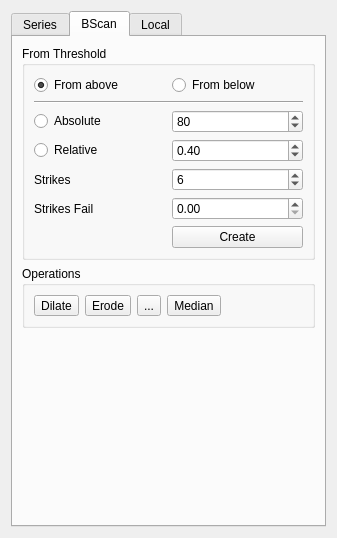
Before: the Qt Designer form ui/marker_segmentation.ui in neurodial/OCT-Marker, drawn with Qt 5.
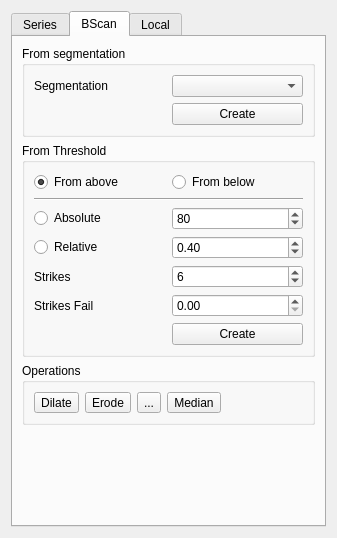
After: the same form once the commit is applied. The open tabs and pages were chosen to show the change. Icons and pictures are not drawn.

Commit message: Segmentierung: anfang für init von segline

The edit to the form file:
```diff
--- a/ui/marker_segmentation.ui
+++ b/ui/marker_segmentation.ui
@@ -194,6 +194,39 @@
        <string>BScan</string>
       </attribute>
       <layout class="QVBoxLayout" name="verticalLayout_3">
+		  <item>
+
+        <widget class="QGroupBox" name="groupBoxBScanFromSegline">
+         <property name="sizePolicy">
+          <sizepolicy hsizetype="Preferred" vsizetype="Preferred">
+           <horstretch>0</horstretch>
+           <verstretch>0</verstretch>
+          </sizepolicy>
+         </property>
+         <property name="title">
+          <string>From segmentation</string>
+         </property>
+         <layout class="QGridLayout" name="gridLayoutBScanFromSegline">
+          <item row="0" column="0">
+           <widget class="QLabel" name="labelBScanFromSegline">
+            <property name="text">
+             <string>Segmentation</string>
+            </property>
+           </widget>
+          </item>
+          <item row="0" column="1">
+           <widget class="QComboBox" name="comboBoxBScanFromSegline"/>
+          </item>
+          <item row="1" column="1">
+           <widget class="QPushButton" name="buttonBScansInitFromSeg">
+            <property name="text">
+             <string>Create</string>
+            </property>
+           </widget>
+          </item>
+         </layout>
+        </widget>
+	</item>
        <item>
         <widget class="QGroupBox" name="groupBox_3">
          <property name="title">
```
The commit also changes 3 other files.
